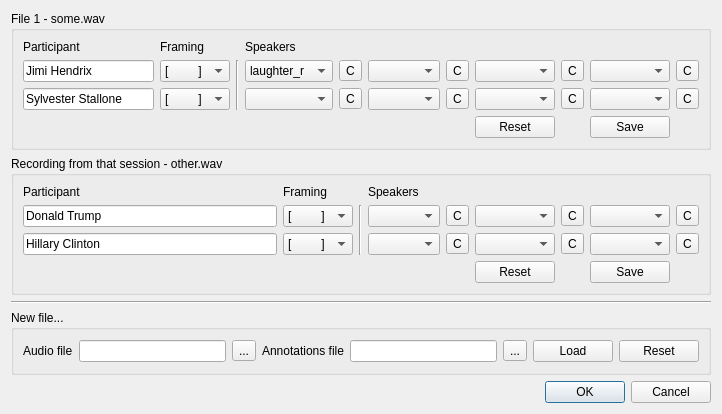
Above: participantmanager.ui from eustaceb/conversational-audio-browser before the change. Below: the same form after it.
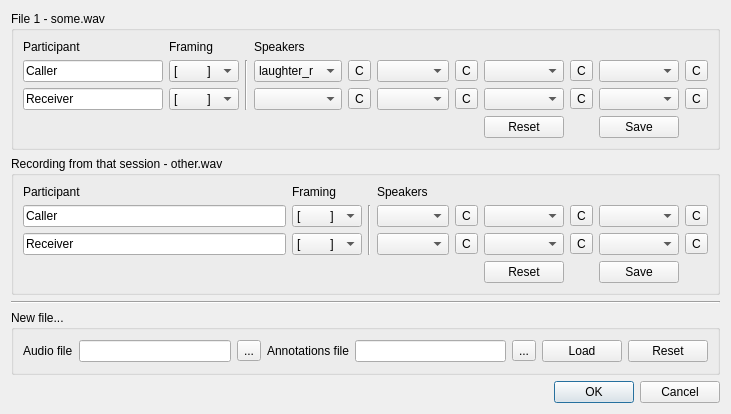
That is the form after the change.

Patch:
```diff
--- a/participantmanager.ui
+++ b/participantmanager.ui
@@ -6,7 +6,7 @@
    <rect>
     <x>0</x>
     <y>0</y>
-    <width>722</width>
+    <width>731</width>
     <height>414</height>
    </rect>
   </property>
@@ -103,7 +103,7 @@
       <item row="2" column="0">
        <widget class="QLineEdit" name="lineEdit_4">
         <property name="text">
-         <string>Sylvester Stallone</string>
+         <string>Receiver</string>
         </property>
        </widget>
       </item>
@@ -116,7 +116,7 @@
          </size>
         </property>
         <property name="text">
-         <string>Jimi Hendrix</string>
+         <string>Caller</string>
         </property>
        </widget>
       </item>
@@ -346,7 +346,7 @@
       <item row="1" column="0">
        <widget class="QLineEdit" name="lineEdit">
         <property name="text">
-         <string>Donald Trump</string>
+         <string>Caller</string>
         </property>
        </widget>
       </item>
@@ -367,7 +367,7 @@
       <item row="2" column="0">
        <widget class="QLineEdit" name="lineEdit_2">
         <property name="text">
-         <string>Hillary Clinton</string>
+         <string>Receiver</string>
         </property>
        </widget>
       </item>
```
